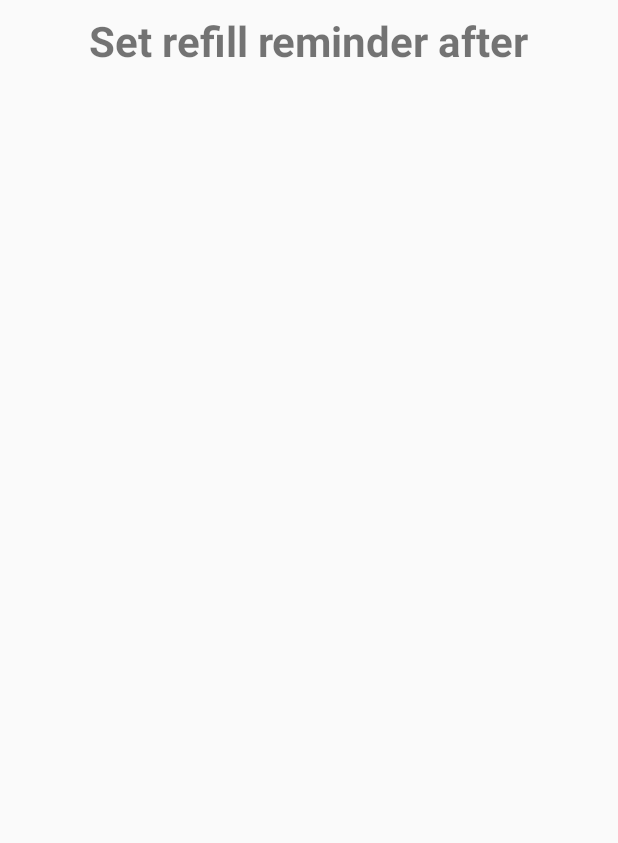
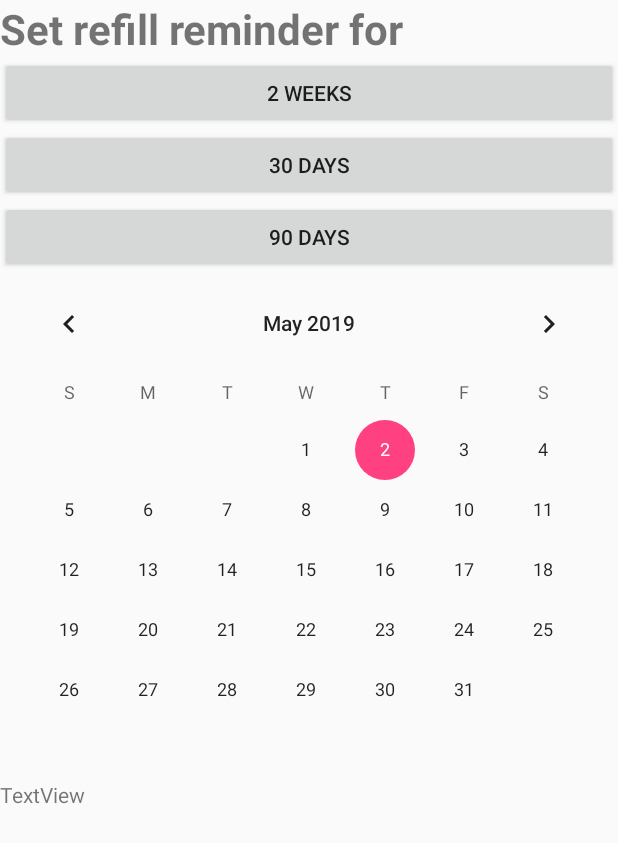
Before and after one commit to frostyshadows/neko-tap, an Android app: the layout activity_refill_reminder.xml on its own in the app's theme, with its tools: preview values and no code run, on a phone screen of 412 x 824 dp. Shown: the top 843 px of the screen. Run offline under Robolectric (Android 15) with nearby library versions, the phone set to English and light mode, and no system bars.

Commit message:
Reminder layout complete

```diff
--- a/app/src/main/java/com/squad/betakua/tap_neko/PharmacistActivity.java
+++ b/app/src/main/java/com/squad/betakua/tap_neko/PharmacistActivity.java
@@ -83,6 +83,7 @@ public class PharmacistActivity extends AppCompatActivity {
         barcodeScannerButton = findViewById(R.id.barcode_scanner_button);
         nfcButton = findViewById(R.id.nfc_button);
         audioRecorderButton = findViewById(R.id.audio_recorder_button);
+        refillButton = findViewById(R.id.refill_reminder_button);
         textBarcode = findViewById(R.id.scan_text);
         textNFC = findViewById(R.id.nfc_text);
         textAudio = findViewById(R.id.audio_text);
@@ -109,10 +110,12 @@ public class PharmacistActivity extends AppCompatActivity {
         lottieBarcode = findViewById(R.id.check_barcode);
         lottieNFC = findViewById(R.id.check_nfc);
         lottieAudio = findViewById(R.id.check_audio);
+        lottieRefill = findViewById(R.id.check_refill);
 
         lottieBarcode.setProgress(0f);
         lottieNFC.setProgress(0f);
         lottieAudio.setProgress(0f);
+        lottieRefill.setProgress(0f);
 
         lottieBarcode.addValueCallback(
                 new KeyPath("**"),
@@ -123,6 +126,10 @@ public class PharmacistActivity extends AppCompatActivity {
                 LottieProperty.COLOR,
                 new LottieValueCallback<>(Color.WHITE));
         lottieAudio.addValueCallback(
+                new KeyPath("**"),
+                LottieProperty.COLOR,
+                new LottieValueCallback<>(Color.WHITE));
+        lottieRefill.addValueCallback(
                 new KeyPath("**"),
                 LottieProperty.COLOR,
                 new LottieValueCallback<>(Color.WHITE));
@@ -249,7 +256,7 @@ public class PharmacistActivity extends AppCompatActivity {
 
     // submit button should only be enabled if both audio, barcode, and NFC have been prepared
     private void refreshSubmitButton() {
-        if (hasAudio && hasBarcode && hasNfcId) {
+        if (hasAudio && hasBarcode && hasNfcId && hasReminder) {
             submitButton.setEnabled(true);
         } else {
             submitButton.setEnabled(false);
--- a/app/src/main/res/layout/activity_refill_reminder.xml
+++ b/app/src/main/res/layout/activity_refill_reminder.xml
@@ -1,22 +1,68 @@
 <?xml version="1.0" encoding="utf-8"?>
-<android.support.constraint.ConstraintLayout
-    xmlns:android="http://schemas.android.com/apk/res/android"
+<LinearLayout xmlns:android="http://schemas.android.com/apk/res/android"
     xmlns:app="http://schemas.android.com/apk/res-auto"
     xmlns:tools="http://schemas.android.com/tools"
+    android:layout_height="match_parent"
     android:layout_width="match_parent"
-    android:layout_height="match_parent">
+    android:orientation="vertical">
+
 
     <TextView
-        android:id="@+id/refill_text"
-        android:layout_width="wrap_content"
+        android:id="@+id/reminderText"
+        android:layout_width="match_parent"
         android:layout_height="wrap_content"
-        android:layout_marginStart="8dp"
-        android:layout_marginTop="8dp"
-        android:layout_marginEnd="8dp"
-        android:text="Set refill reminder after"
+        android:text="Set refill reminder for"
         android:textSize="28sp"
-        android:textStyle="bold"
-        app:layout_constraintEnd_toEndOf="parent"
-        app:layout_constraintStart_toStartOf="parent"
-        app:layout_constraintTop_toTopOf="parent"/>
-</android.support.constraint.ConstraintLayout>
+        android:textStyle="bold" />
+
+    <TableLayout
+        android:layout_width="match_parent"
+        android:layout_height="wrap_content"
+        android:stretchColumns="0">
+
+
+        <TableRow
+            android:layout_width="match_parent"
+            android:layout_weight="1">
+
+            <Button
+                android:id="@+id/twoWeeksButton"
+                android:layout_width="match_parent"
+                android:text="2 weeks" />
+        </TableRow>
+
+        <TableRow
+            android:layout_width="match_parent"
+            android:layout_weight="1">
+
+            <Button
+                android:id="@+id/thirtyDaysButton"
+                android:layout_width="match_parent"
+                android:text="30 days" />
+        </TableRow>
+
+        <TableRow
+            android:layout_width="match_parent"
+            android:layout_weight="1">
+
+            <Button
+                android:id="@+id/ninetyDaysButton"
+                android:layout_width="match_parent"
+                android:text="90 days" />
+        </TableRow>
+
+        <TableRow android:layout_width="match_parent">
+
+            <CalendarView
+                android:id="@+id/calenderView"
+                android:layout_width="match_parent" />
+        </TableRow>
+
+    </TableLayout>
+
+    <TextView
+        android:id="@+id/dateText"
+        android:layout_width="match_parent"
+        android:layout_height="wrap_content"
+        android:text="TextView" />
+</LinearLayout>
```
